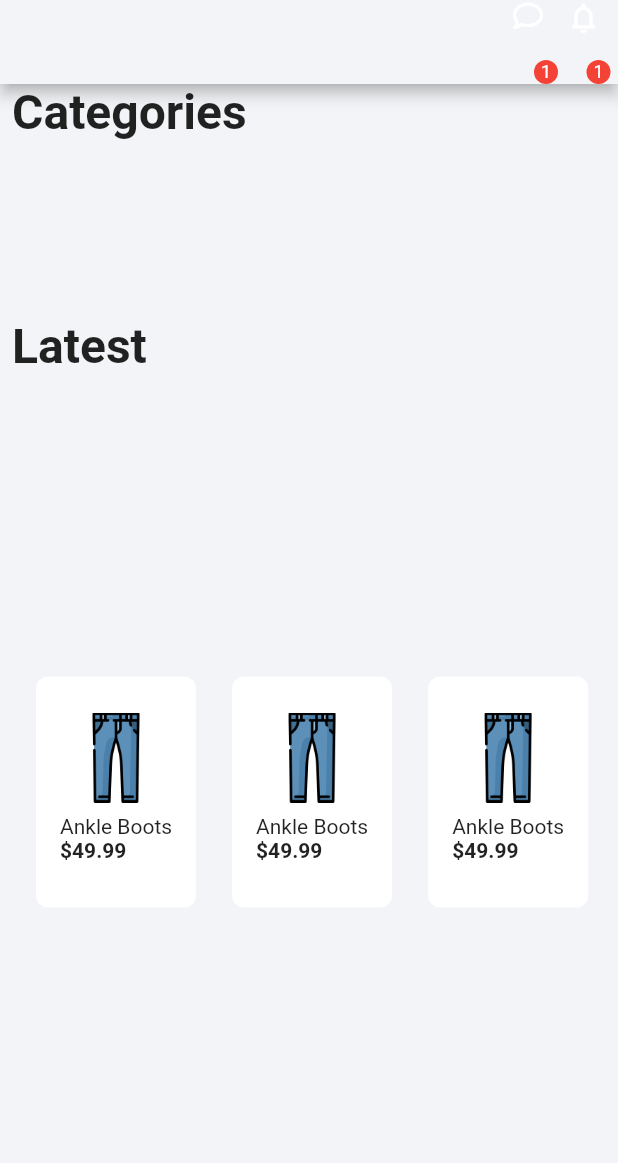
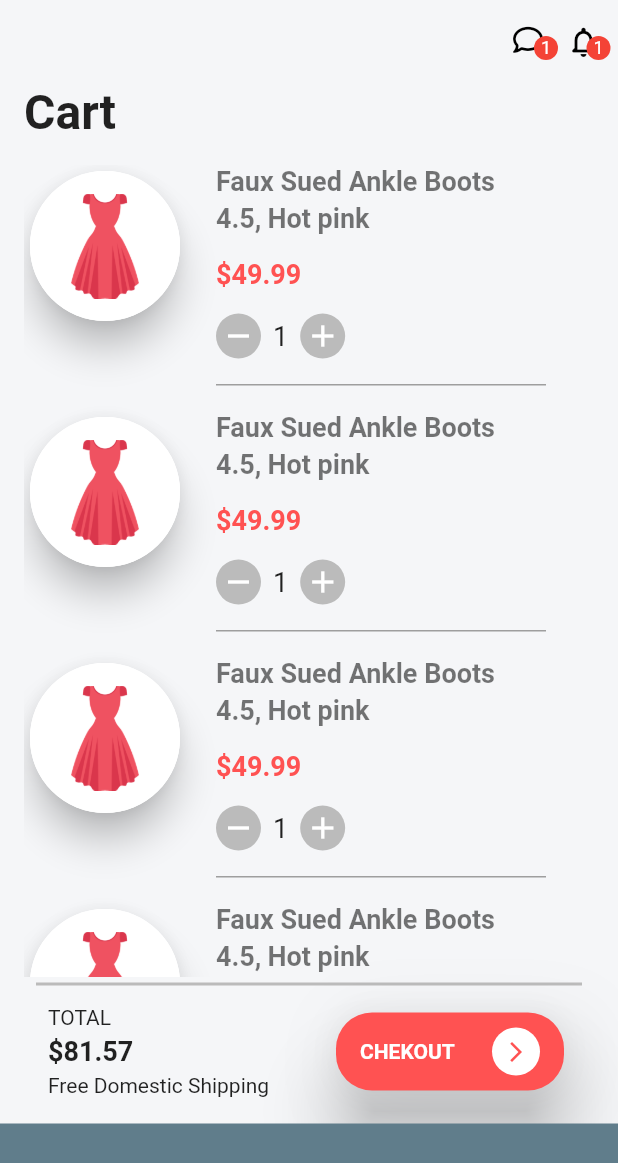
Before and after one commit to AliaaAbdelkarimBastawy/ShopifyApp, a Flutter app: the HomeView screen opened by its route, on a phone screen of 412 x 824 dp. Shown: the top 1163 px of the screen. Run offline on Flutter 3.47's test engine with Material 3 defaults, Android fonts, the phone set to English and light mode, and no system bars; our stand-ins replace carousel_slider, cloud_firestore, dots_indicator, firebase_auth, firebase_core, font_awesome_flutter and 1 more; accounts and stored records are empty.

Commit message:
"Cart View is Done!"

```diff
--- a/lib/Views/HomeView.dart
+++ b/lib/Views/HomeView.dart
@@ -3,6 +3,8 @@ import 'package:flutter/foundation.dart';
 import 'package:flutter/material.dart';
 import 'package:font_awesome_flutter/font_awesome_flutter.dart';
 import 'package:provider/provider.dart';
+import 'package:shopify_app/Views/ProductDetailsView.dart';
+import 'package:shopify_app/components/CartViewBody.dart';
 import 'package:shopify_app/models/Ads.dart';
 import 'package:shopify_app/models/Category.dart';
 import 'package:shopify_app/services/GetAdsService.dart';
@@ -14,6 +16,7 @@ import 'package:shopify_app/services/GetCategoryService.dart';
 
 
 import '../components/CustomProductsItem.dart';
+import '../components/HomeViewBody.dart';
 import '../main.dart';
 
 class HomeView extends StatefulWidget {
@@ -36,17 +39,20 @@ class _HomeViewState extends State<HomeView> {
   @override
   Widget build(BuildContext context) {
     return Scaffold(
-      backgroundColor: const Color(0XFFF3F4F7),
+      backgroundColor: const Color(0xFFF5F6F8),
       appBar: AppBar(
-        backgroundColor:const Color(0XFFF3F4F7),
+        elevation: 0,
+        backgroundColor:const Color(0xFFF5F6F8),
         actions:const [
-          SizedBox(
+          Center(
+            child: SizedBox(
               height: 24,
               width: 35,
               child:Stack(
                children: [
                  Icon(
                    FontAwesomeIcons.comment,
+                   color: Colors.black,
                    size: 20,
                  ),
                  Positioned(
@@ -61,13 +67,16 @@ class _HomeViewState extends State<HomeView> {
                  )
                ],
             ),),
-          SizedBox(
+          ),
+          Center(
+            child: SizedBox(
               height: 24,
               width: 35,
               child:Stack(
                 children: [
                   Icon(
                     Icons.notifications_none_rounded,
+                    color: Colors.black,
                   ),
                   Positioned(
                     right: 5,
@@ -81,88 +90,20 @@ class _HomeViewState extends State<HomeView> {
                   )
                 ],
               ),),
+          ),
 
         ],
         automaticallyImplyLeading: false,
       ),
-      body: Padding(
-          padding: const EdgeInsets.only(left: 8, right: 8),
-          child: Column(
+      body:Column(
         children: [
-                const Align(
-                alignment: Alignment.topLeft,
-                child: Text(
-                  "Categories",
-                  style: TextStyle(fontSize: 32, fontWeight: FontWeight.bold),
-                )),
-                const SizedBox(
-              height: 8,
-            ),
-                Consumer<Model>(
-              builder: (BuildContext context, Model value, Widget? child) {
-                return SizedBox(
-                  height: 100,
-                  child: ListView.builder(
-                      itemCount: value.categoriesList.length,
-                      scrollDirection: Axis.horizontal,
-                      itemBuilder: (context, index) {
-                        return Padding(
-                          padding: const EdgeInsets.only(left: 8.0),
-                          child: CustomCategoryItem(
-                            categoryName:
-                                value.categoriesList[index].categoryName,
-                          ),
-                        );
-                      }),
-                );
-              },
-            ),
-                const SizedBox(
-                  height: 10,
-                ),
-                const Align(
-                    alignment: Alignment.topLeft,
-                    child: Text(
-                      "Latest",
-                      style: TextStyle(fontSize: 32, fontWeight: FontWeight.bold),
-                    )),
-                const SizedBox(height: 8,),
-                Consumer<Model>(
-              builder: (BuildContext context, Model value, Widget? child) {
-                return SizedBox(
-                  height: 175,
-                  child: ListView.builder(
-                      itemCount: value.adsList.length,
-                      scrollDirection: Axis.horizontal,
-                      itemBuilder: (context, index) {
-                        return Padding(
-                          padding: const EdgeInsets.only(left: 8.0),
-                          child: CustomAdsItem(
-                            adsName: value.adsList[index].adsName,
-                          ),
-                        );
-                      }),
-                );
-              },
-            ),
-                const SizedBox(
-                  height: 10,
-                ),
-                SizedBox(
-                  height: 170,
-                  child: ListView.builder(
-                      itemCount: 4,
-                      scrollDirection: Axis.horizontal,
-                      itemBuilder: (context, index) {
-                        return const Padding(
-                          padding: EdgeInsets.only(left: 8.0),
-                          child: CustomProductsItem()
-                        );
-                      }),
-                ),
+          Expanded(child: CartViewBody()),
 
-            // const SizedBox(height: 20,),
-          ])),
+          Container(
+            height: 75,
+            color: Colors.blueGrey,),
+        ],
+      )
     );
   }
 
--- a/lib/Views/ProductDetailsView.dart
+++ b/lib/Views/ProductDetailsView.dart
@@ -143,6 +143,7 @@ class _ProductDetailsViewState extends State<ProductDetailsView> {
                     elevation: 0,
                     toolbarHeight: 1,
                     bottom: TabBar(
+                      padding: EdgeInsets.symmetric(horizontal: 32),
                       indicator: BoxDecoration(
                         color: Colors.white, // Customize the indicator color here
                         borderRadius:
--- /dev/null
+++ b/lib/components/CartItem.dart
@@ -0,0 +1,89 @@
+import 'package:flutter/cupertino.dart';
+import 'package:flutter/material.dart';
+
+class CartItem extends StatelessWidget {
+  const CartItem({
+    super.key,
+  });
+
+  @override
+  Widget build(BuildContext context) {
+    return Row(
+      mainAxisAlignment: MainAxisAlignment.start,
+      crossAxisAlignment: CrossAxisAlignment.start,
+      children: [
+        Card(
+          elevation: 10,
+          shape: RoundedRectangleBorder(
+            side: const BorderSide(color: Colors.white70, width: 1),
+            borderRadius: BorderRadius.circular(80),
+          ),
+          child: CircleAvatar(
+            backgroundColor: Colors.white,
+            radius: 50,
+            child: Image.asset('assets/images/dresses.png',
+              height: 70,
+              width: 70,),
+
+          ),),
+        const SizedBox(width: 20,),
+        const Column(
+          mainAxisSize: MainAxisSize.min,
+          crossAxisAlignment: CrossAxisAlignment.start,
+          mainAxisAlignment: MainAxisAlignment.center,
+          children: [
+            Text('Faux Sued Ankle Boots',
+              style: TextStyle(fontWeight: FontWeight.bold,
+                  color: Colors.black54,
+                  fontSize: 18
+              ),),
+            SizedBox(height: 4,),
+            Row(children: [
+              Text('4.5,', style: TextStyle(
+                  fontWeight: FontWeight.bold,
+                  color: Colors.black54,
+                  fontSize: 18
+              )),
+              SizedBox(width: 4,),
+              Text('Hot pink', style: TextStyle(
+                  fontWeight: FontWeight.bold,
+                  color: Colors.black54,
+                  fontSize: 18
+              )),
+            ],),
+            Padding(
+              padding: EdgeInsets.symmetric(vertical: 16.0),
+              child: Text(r'$49.99', style: TextStyle(
+                  color: Colors.redAccent,
+                  fontWeight: FontWeight.bold,
+                  fontSize: 18
+              ),),
+            ),
+            Row(
+              children: [
+                CircleAvatar(
+                  backgroundColor: Color(0xFFBBBBBB),
+                  radius: 15,
+                  child: Icon(Icons.remove, color: Colors.white,),
+                ),
+                Padding(
+                  padding: EdgeInsets.symmetric(horizontal: 8.0),
+                  child: Text('1', style: TextStyle(fontSize: 18),),
+                ),
+                CircleAvatar(
+                  backgroundColor: Color(0xFFBBBBBB),
+                  radius: 15,
+                  child: Icon(Icons.add, color: Colors.white,),),
+              ],),
+            SizedBox(width: 220,
+              child: Divider(height: 35,
+                thickness: 1,
+                color: Colors.grey,),
+            ),
+
+          ],
+        ),
+
+      ],);
+  }
+}
--- /dev/null
+++ b/lib/components/CartViewBody.dart
@@ -0,0 +1,76 @@
+import 'package:flutter/cupertino.dart';
+import 'package:flutter/material.dart';
+import 'package:shopify_app/components/CustomisedBtn.dart';
+
+
+import 'CartItem.dart';
+import 'ShareCustomBtn.dart';
+
+class CartViewBody extends StatelessWidget {
+  const CartViewBody({Key? key}) : super(key: key);
+
+  @override
+  Widget build(BuildContext context) {
+    return  Padding(
+      padding:  const EdgeInsets.only(left: 16,
+          right: 16, bottom: 8),
+      child: Column(
+          children: [
+            const Align(
+                alignment: Alignment.topLeft,
+                child: Text(
+                  "Cart",
+                  style: TextStyle(fontSize: 32, fontWeight: FontWeight.bold),
+                )),
+            const SizedBox(
+              height: 16,
+            ),
+             Expanded(
+               child: ListView.builder(
+                 itemCount: 5,
+                   itemBuilder: (context, index)
+               {
+                 return const CartItem();
+               }),
+             ),
+
+
+            const Padding(
+              padding: EdgeInsets.symmetric(horizontal: 8.0),
+              child: Divider(height: 10,
+               thickness: 2,
+               color: Color(0xFFBBBBBB),),
+            ),
+
+            Container(
+              height: 80,
+              color: const Color(0xFFF5F6F8),
+              child: Padding(
+                padding: const EdgeInsets.symmetric(horizontal: 16.0),
+                child: Row(
+                  mainAxisAlignment: MainAxisAlignment.spaceBetween,
+                  children: [
+                    const Column(
+                      crossAxisAlignment: CrossAxisAlignment.start,
+                      mainAxisAlignment: MainAxisAlignment.center,
+                      children: [
+                        Text('TOTAL'),
+                        SizedBox(height: 4,),
+                        Text(r'$81.57', style: TextStyle(fontWeight: FontWeight.bold, fontSize: 18),),
+                        SizedBox(height: 4,),
+                        Text('Free Domestic Shipping'),
+                      ],
+                    ),
+                    ShareCustomBtn(
+                      btnTxt: 'CHEKOUT',
+                      txtColor: Colors.white,
+                      btnColor: Colors.redAccent,
+                      btnIcon: Icons.arrow_forward_ios_outlined,),
+                ],),
+              ),
+            ),
+            // const SizedBox(height: 20,),
+          ]),
+    );
+  }
+}
--- a/lib/components/CustomCategroyItem.dart
+++ b/lib/components/CustomCategroyItem.dart
@@ -13,9 +13,11 @@ class CustomCategoryItem extends StatelessWidget {
     return Column(
       children: [
         const CircleAvatar(
+          backgroundColor: Color(0xFFEDDCFF),
           backgroundImage: AssetImage("assets/images/dresses.png"),
           radius: 40,
         ),
+        SizedBox(height: 4,),
         Text(categoryName),
       ],
     );
--- a/lib/components/ShareCustomBtn.dart
+++ b/lib/components/ShareCustomBtn.dart
@@ -35,8 +35,10 @@ class ShareCustomBtn extends StatelessWidget {
         elevation: 20,
         child:  Padding(
           padding: const EdgeInsets.symmetric(horizontal: 8.0),
+          child: Padding(
+            padding: const EdgeInsets.symmetric(horizontal: 8.0),
             child: Row(
-            mainAxisAlignment: MainAxisAlignment.center,
+              mainAxisAlignment: MainAxisAlignment.spaceBetween,
               children: [
                  Text(btnTxt,
                   style: TextStyle(color:txtColor, fontWeight: FontWeight.bold),),
@@ -53,6 +55,7 @@ class ShareCustomBtn extends StatelessWidget {
               ],                ),
           ),
         ),
+      ),
     );
   }
 }
--- a/lib/main.dart
+++ b/lib/main.dart
@@ -29,7 +29,7 @@ void main() async{
       },
 
       debugShowCheckedModeBanner: false,
-      initialRoute: ProductDetailsView.id,
+      initialRoute: HomeView.id,
     ), ));
 }
 
```
Also changed, not shown: lib/components/HomeViewBody.dart (added, +90 -0 lines), lib/models/CartModel.dart (added, +27 -0 lines), lib/models/ProductModel.dart (added, +27 -0 lines), 4 other files. Lines whose indentation alone changed are shown as unchanged.
